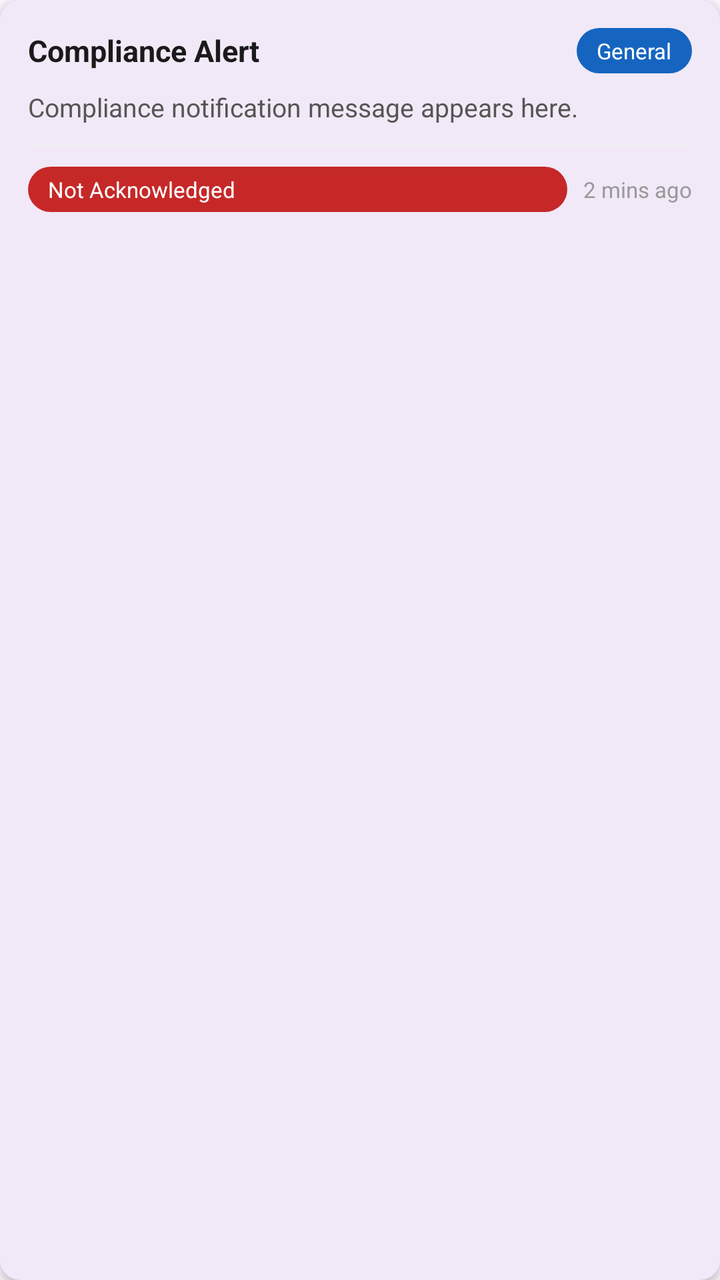
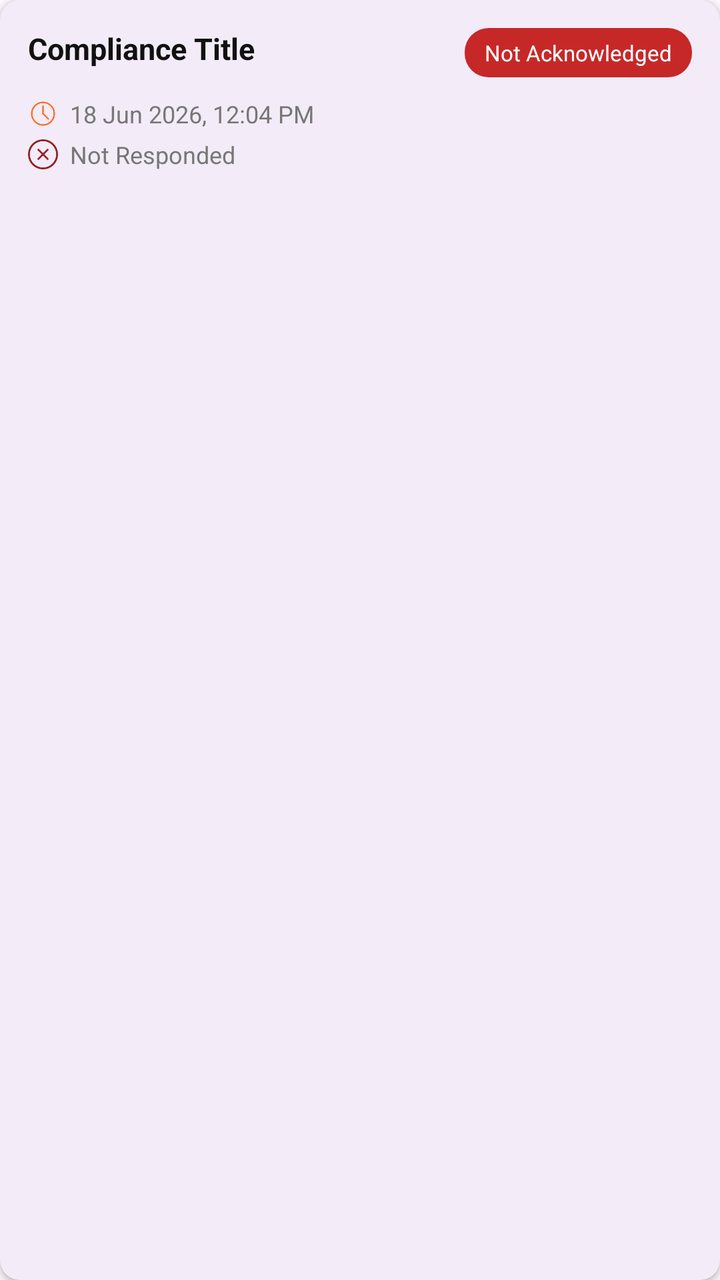

An Android layout rendered at two revisions. The XML below is the earlier revision; the diff shows what the commit changed to produce the second picture.
<!-- AndroidManifest.xml: application theme Theme.ShiftSmartPlus -->
<!-- res/layout/item_compliance_report.xml -->
<?xml version="1.0" encoding="utf-8"?>
<layout xmlns:android="http://schemas.android.com/apk/res/android"
    xmlns:app="http://schemas.android.com/apk/res-auto">

    <com.google.android.material.card.MaterialCardView
        android:layout_width="match_parent"
        android:layout_height="wrap_content"
        android:layout_marginStart="12dp"
        android:layout_marginEnd="12dp"
        android:layout_marginTop="6dp"
        android:layout_marginBottom="6dp"
        app:cardCornerRadius="10dp"
        app:cardElevation="3dp"
        app:strokeWidth="0dp"
        android:clickable="true"
        android:focusable="true"
        android:foreground="?attr/selectableItemBackground">

        <LinearLayout
            android:layout_width="match_parent"
            android:layout_height="wrap_content"
            android:orientation="vertical"
            android:padding="14dp">

            
            <LinearLayout
                android:layout_width="match_parent"
                android:layout_height="wrap_content"
                android:orientation="horizontal"
                android:gravity="center_vertical">

                <TextView
                    android:id="@+id/title_tv"
                    android:layout_width="0dp"
                    android:layout_height="wrap_content"
                    android:layout_weight="1"
                    android:textSize="15sp"
                    android:textStyle="bold"
                    android:textColor="#1A1A1A"
                    android:text="Compliance Alert" />

                <TextView
                    android:id="@+id/compliance_type_tv"
                    android:layout_width="wrap_content"
                    android:layout_height="wrap_content"
                    android:paddingStart="10dp"
                    android:paddingEnd="10dp"
                    android:paddingTop="4dp"
                    android:paddingBottom="4dp"
                    android:textSize="11sp"
                    android:textColor="#FFFFFF"
                    android:background="@drawable/bg_compliance_type"
                    android:text="General" />
            </LinearLayout>

            
            <TextView
                android:id="@+id/message_tv"
                android:layout_width="match_parent"
                android:layout_height="wrap_content"
                android:layout_marginTop="8dp"
                android:textSize="13sp"
                android:textColor="#555555"
                android:lineSpacingMultiplier="1.2"
                android:text="Compliance notification message appears here." />

            
            <View
                android:layout_width="match_parent"
                android:layout_height="1dp"
                android:layout_marginTop="10dp"
                android:layout_marginBottom="10dp"
                android:background="#F0F0F0" />

            
            <LinearLayout
                android:layout_width="match_parent"
                android:layout_height="wrap_content"
                android:orientation="horizontal"
                android:gravity="center_vertical">

                <TextView
                    android:id="@+id/ack_status_tv"
                    android:layout_width="0dp"
                    android:layout_height="wrap_content"
                    android:layout_weight="1"
                    android:paddingStart="10dp"
                    android:paddingEnd="10dp"
                    android:paddingTop="4dp"
                    android:paddingBottom="4dp"
                    android:textSize="11sp"
                    android:textColor="#FFFFFF"
                    android:background="@drawable/bg_not_acknowledged"
                    android:text="Not Acknowledged" />

                <TextView
                    android:id="@+id/time_tv"
                    android:layout_width="wrap_content"
                    android:layout_height="wrap_content"
                    android:layout_marginStart="8dp"
                    android:textSize="11sp"
                    android:textColor="#999999"
                    android:text="2 mins ago" />
            </LinearLayout>

        </LinearLayout>
    </com.google.android.material.card.MaterialCardView>
</layout>
<!-- resources referenced by this layout -->
<resources>
  <!-- drawable bg_compliance_type (drawable) -->
  <?xml version="1.0" encoding="utf-8"?>
  <shape xmlns:android="http://schemas.android.com/apk/res/android"
      android:shape="rectangle">
      <solid android:color="#1565C0" />
      <corners android:radius="12dp" />
  </shape>
  <!-- drawable bg_not_acknowledged (drawable) -->
  <?xml version="1.0" encoding="utf-8"?>
  <shape xmlns:android="http://schemas.android.com/apk/res/android"
      android:shape="rectangle">
      <solid android:color="#C62828" />
      <corners android:radius="12dp" />
  </shape>
  <style name="Theme.ShiftSmartPlus" parent="Base.Theme.ShiftSmartPlus" />
  <style name="Base.Theme.ShiftSmartPlus" parent="Theme.Material3.Light.NoActionBar">
  
          <item name="android:statusBarColor">@color/status_bar_color</item>
          <item name="android:windowLightStatusBar">true</item> 
  
          
          <item name="android:navigationBarColor">@android:color/transparent</item>
          <item name="android:windowLightNavigationBar" tools:targetApi="o_mr1">true</item>
          <item name="android:enforceNavigationBarContrast" tools:targetApi="q">false</item>
  
      </style>
  <color name="status_bar_color">#FFFFFFFF</color>
</resources>

<!-- the commit's change to res/layout/item_compliance_report.xml (unified diff, before → after) -->
@@ -10,7 +10,7 @@
         android:layout_marginTop="6dp"
         android:layout_marginBottom="6dp"
         app:cardCornerRadius="10dp"
-        app:cardElevation="3dp"
+        app:cardElevation="2dp"
         app:strokeWidth="0dp"
         android:clickable="true"
         android:focusable="true"
@@ -27,80 +27,101 @@
                 android:layout_width="match_parent"
                 android:layout_height="wrap_content"
                 android:orientation="horizontal"
-                android:gravity="center_vertical">
+                android:gravity="top">
 
-                <TextView
-                    android:id="@+id/title_tv"
+                <LinearLayout
                     android:layout_width="0dp"
                     android:layout_height="wrap_content"
                     android:layout_weight="1"
-                    android:textSize="15sp"
-                    android:textStyle="bold"
-                    android:textColor="#1A1A1A"
-                    android:text="Compliance Alert" />
+                    android:orientation="vertical">
+
+                    <TextView
+                        android:id="@+id/title_tv"
+                        android:layout_width="match_parent"
+                        android:layout_height="wrap_content"
+                        android:textSize="15sp"
+                        android:textStyle="bold"
+                        android:textColor="#111111"
+                        android:text="Compliance Title" />
+
+                    <TextView
+                        android:id="@+id/message_tv"
+                        android:layout_width="match_parent"
+                        android:layout_height="wrap_content"
+                        android:layout_marginTop="3dp"
+                        android:textSize="13sp"
+                        android:textColor="#555555"
+                        android:lineSpacingMultiplier="1.3"
+                        android:text="Compliance notification message."
+                        android:visibility="gone" />
+
+                </LinearLayout>
 
                 <TextView
-                    android:id="@+id/compliance_type_tv"
+                    android:id="@+id/ack_status_tv"
                     android:layout_width="wrap_content"
                     android:layout_height="wrap_content"
+                    android:layout_marginStart="8dp"
                     android:paddingStart="10dp"
                     android:paddingEnd="10dp"
-                    android:paddingTop="4dp"
-                    android:paddingBottom="4dp"
+                    android:paddingTop="5dp"
+                    android:paddingBottom="5dp"
                     android:textSize="11sp"
                     android:textColor="#FFFFFF"
-                    android:background="@drawable/bg_compliance_type"
-                    android:text="General" />
+                    android:background="@drawable/bg_not_acknowledged"
+                    android:drawablePadding="4dp"
+                    android:gravity="center_vertical"
+                    android:text="Not Acknowledged" />
             </LinearLayout>
-
-            
-            <TextView
-                android:id="@+id/message_tv"
-                android:layout_width="match_parent"
-                android:layout_height="wrap_content"
-                android:layout_marginTop="8dp"
-                android:textSize="13sp"
-                android:textColor="#555555"
-                android:lineSpacingMultiplier="1.2"
-                android:text="Compliance notification message appears here." />
-
-            
-            <View
-                android:layout_width="match_parent"
-                android:layout_height="1dp"
-                android:layout_marginTop="10dp"
-                android:layout_marginBottom="10dp"
-                android:background="#F0F0F0" />
 
             
             <LinearLayout
                 android:layout_width="match_parent"
                 android:layout_height="wrap_content"
                 android:orientation="horizontal"
-                android:gravity="center_vertical">
+                android:gravity="center_vertical"
+                android:layout_marginTop="10dp">
+
+                <ImageView
+                    android:layout_width="15dp"
+                    android:layout_height="15dp"
+                    android:src="@drawable/ic_clock"
+                    app:tint="#F77128"
+                    android:contentDescription="Sent time" />
 
                 <TextView
-                    android:id="@+id/ack_status_tv"
-                    android:layout_width="0dp"
+                    android:id="@+id/sent_date_tv"
+                    android:layout_width="wrap_content"
                     android:layout_height="wrap_content"
-                    android:layout_weight="1"
-                    android:paddingStart="10dp"
-                    android:paddingEnd="10dp"
-                    android:paddingTop="4dp"
-                    android:paddingBottom="4dp"
-                    android:textSize="11sp"
-                    android:textColor="#FFFFFF"
-                    android:background="@drawable/bg_not_acknowledged"
-                    android:text="Not Acknowledged" />
+                    android:layout_marginStart="6dp"
+                    android:textSize="12sp"
+                    android:textColor="#777777"
+                    android:text="18 Jun 2026, 12:04 PM" />
+            </LinearLayout>
+
+            
+            <LinearLayout
+                android:layout_width="match_parent"
+                android:layout_height="wrap_content"
+                android:orientation="horizontal"
+                android:gravity="center_vertical"
+                android:layout_marginTop="4dp">
+
+                <ImageView
+                    android:id="@+id/response_icon_iv"
+                    android:layout_width="15dp"
+                    android:layout_height="15dp"
+                    android:src="@drawable/ic_circle_uncheck"
+                    android:contentDescription="Response status" />
 
                 <TextView
-                    android:id="@+id/time_tv"
+                    android:id="@+id/response_status_tv"
                     android:layout_width="wrap_content"
                     android:layout_height="wrap_content"
-                    android:layout_marginStart="8dp"
-                    android:textSize="11sp"
-                    android:textColor="#999999"
-                    android:text="2 mins ago" />
+                    android:layout_marginStart="6dp"
+                    android:textSize="12sp"
+                    android:textColor="#777777"
+                    android:text="Not Responded" />
             </LinearLayout>
 
         </LinearLayout>
<!-- resource entries referenced after the edit -->
@@ -1,12 +1,5 @@
 <!-- resources referenced by this layout -->
 <resources>
-  <!-- drawable bg_compliance_type (drawable) -->
-  <?xml version="1.0" encoding="utf-8"?>
-  <shape xmlns:android="http://schemas.android.com/apk/res/android"
-      android:shape="rectangle">
-      <solid android:color="#1565C0" />
-      <corners android:radius="12dp" />
-  </shape>
   <!-- drawable bg_not_acknowledged (drawable) -->
   <?xml version="1.0" encoding="utf-8"?>
   <shape xmlns:android="http://schemas.android.com/apk/res/android"
@@ -14,6 +7,44 @@
       <solid android:color="#C62828" />
       <corners android:radius="12dp" />
   </shape>
+  <!-- drawable ic_circle_uncheck (drawable) -->
+  <vector xmlns:android="http://schemas.android.com/apk/res/android"
+      android:width="11dp"
+      android:height="11dp"
+      android:viewportWidth="11"
+      android:viewportHeight="11">
+    <path
+        android:pathData="M5.5,0C2.463,0 0,2.462 0,5.5C0,8.538 2.462,11 5.5,11C8.538,11 11,8.538 11,5.5C11,2.462 8.538,0 5.5,0ZM5.5,10.323C2.846,10.323 0.688,8.154 0.688,5.5C0.688,2.846 2.846,0.688 5.5,0.688C8.154,0.688 10.313,2.846 10.313,5.5C10.313,8.154 8.154,10.323 5.5,10.323ZM7.445,3.556C7.311,3.422 7.093,3.422 6.959,3.556L5.5,5.014L4.042,3.556C3.908,3.422 3.69,3.422 3.556,3.556C3.421,3.69 3.422,3.908 3.556,4.042L5.014,5.5L3.556,6.958C3.422,7.092 3.422,7.31 3.556,7.444C3.69,7.578 3.908,7.578 4.042,7.444L5.5,5.986L6.959,7.444C7.093,7.578 7.31,7.578 7.445,7.444C7.579,7.31 7.579,7.092 7.445,6.958L5.986,5.5L7.445,4.042C7.579,3.907 7.579,3.69 7.445,3.556Z"
+        android:fillColor="#962020"/>
+  </vector>
+  <!-- drawable ic_clock (drawable) -->
+  <vector xmlns:android="http://schemas.android.com/apk/res/android"
+      android:width="20dp"
+      android:height="20dp"
+      android:viewportWidth="20"
+      android:viewportHeight="20">
+    <path
+        android:strokeWidth="1"
+        android:pathData="M10,17.5C14.142,17.5 17.5,14.142 17.5,10C17.5,5.858 14.142,2.5 10,2.5C5.858,2.5 2.5,5.858 2.5,10C2.5,14.142 5.858,17.5 10,17.5Z"
+        android:strokeLineJoin="round"
+        android:fillColor="#00000000"
+        android:strokeColor="#000000"
+        android:strokeLineCap="round"/>
+    <path
+        android:strokeWidth="1"
+        android:pathData="M10,5V10"
+        android:strokeLineJoin="round"
+        android:fillColor="#00000000"
+        android:strokeColor="#000000"
+        android:strokeLineCap="round"/>
+    <path
+        android:strokeWidth="1"
+        android:pathData="M13.533,13.533L10,10"
+        android:strokeLineJoin="round"
+        android:fillColor="#00000000"
+        android:strokeColor="#000000"
+        android:strokeLineCap="round"/>
+  </vector>
   <style name="Theme.ShiftSmartPlus" parent="Base.Theme.ShiftSmartPlus" />
   <style name="Base.Theme.ShiftSmartPlus" parent="Theme.Material3.Light.NoActionBar">
   
